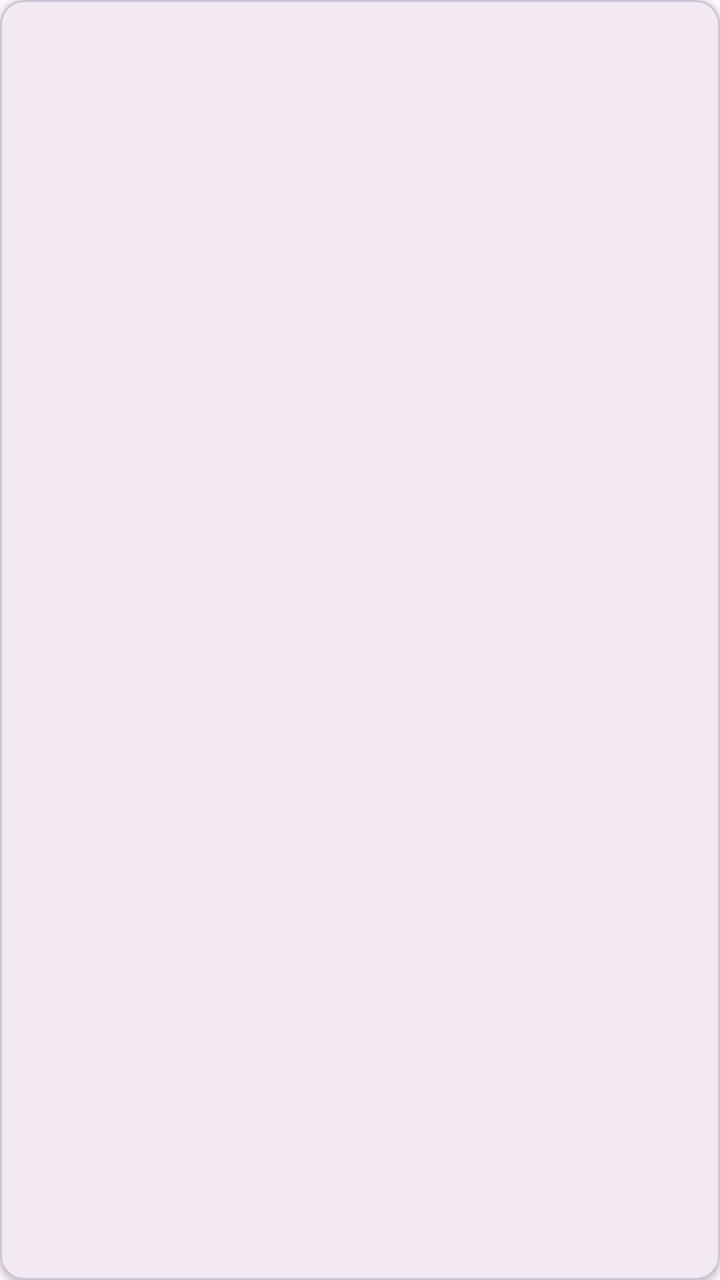
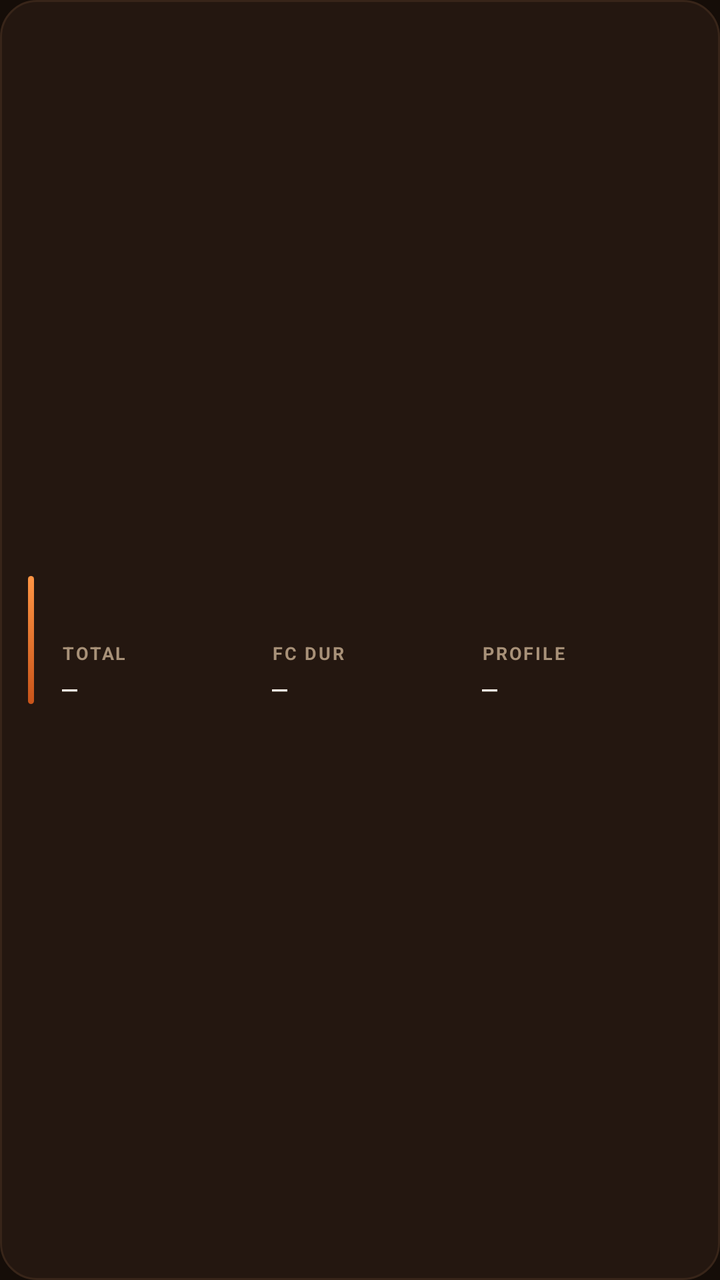

Before-and-after screenshots of an Android layout around one commit, followed by the original layout XML and the change that was made.
<!-- AndroidManifest.xml: application theme Theme.RoastCompanion -->
<!-- res/layout/item_roast_session.xml -->
<?xml version="1.0" encoding="utf-8"?>
<com.google.android.material.card.MaterialCardView
    xmlns:android="http://schemas.android.com/apk/res/android"
    xmlns:app="http://schemas.android.com/apk/res-auto"
    android:layout_width="match_parent"
    android:layout_height="wrap_content"
    android:layout_marginHorizontal="16dp"
    android:layout_marginVertical="6dp"
    app:cardCornerRadius="@dimen/card_corner_radius"
    app:cardElevation="@dimen/card_elevation">

    <LinearLayout
        android:layout_width="match_parent"
        android:layout_height="wrap_content"
        android:orientation="vertical"
        android:padding="16dp">

        <LinearLayout
            android:layout_width="match_parent"
            android:layout_height="wrap_content"
            android:orientation="horizontal">

            <TextView
                android:id="@+id/tv_date"
                android:layout_width="0dp"
                android:layout_height="wrap_content"
                android:layout_weight="1"
                android:textAppearance="?attr/textAppearanceTitleSmall" />

            <TextView
                android:id="@+id/tv_duration"
                android:layout_width="wrap_content"
                android:layout_height="wrap_content"
                android:textAppearance="?attr/textAppearanceLabelMedium"
                android:textColor="?attr/colorPrimary" />

        </LinearLayout>

        <LinearLayout
            android:layout_width="match_parent"
            android:layout_height="wrap_content"
            android:orientation="horizontal"
            android:layout_marginTop="6dp">

            <TextView
                android:id="@+id/tv_fc_time"
                android:layout_width="0dp"
                android:layout_height="wrap_content"
                android:layout_weight="1"
                android:textAppearance="?attr/textAppearanceBodySmall"
                android:textColor="?attr/colorOnSurfaceVariant" />

            <TextView
                android:id="@+id/tv_sc_badge"
                android:layout_width="wrap_content"
                android:layout_height="wrap_content"
                android:text="2C"
                android:textAppearance="?attr/textAppearanceLabelSmall"
                android:textColor="@color/white"
                android:background="@color/deep_orange_700"
                android:paddingHorizontal="6dp"
                android:paddingVertical="2dp"
                android:visibility="gone" />

        </LinearLayout>

    </LinearLayout>

</com.google.android.material.card.MaterialCardView>
<!-- resources referenced by this layout -->
<resources>
  <color name="deep_orange_700">#E64A19</color>
  <color name="white">#FFFFFF</color>
  <dimen name="card_corner_radius">12dp</dimen>
  <dimen name="card_elevation">2dp</dimen>
  <style name="Theme.RoastCompanion" parent="Theme.Material3.DayNight.NoActionBar">
          <item name="colorPrimary">@color/brown_700</item>
          <item name="colorOnPrimary">@color/white</item>
          <item name="colorPrimaryContainer">@color/brown_100</item>
          <item name="colorOnPrimaryContainer">@color/brown_900</item>
          <item name="colorSecondary">@color/amber_600</item>
          <item name="colorOnSecondary">@color/white</item>
          <item name="colorSecondaryContainer">@color/amber_100</item>
          <item name="colorTertiary">@color/deep_orange_400</item>
          <item name="colorOnTertiary">@color/white</item>
          <item name="colorTertiaryContainer">@color/deep_orange_100</item>
          <item name="android:statusBarColor">@color/brown_800</item>
      </style>
  <color name="brown_700">#5D4037</color>
  <color name="brown_100">#D7CCC8</color>
  <color name="brown_900">#3E2723</color>
  <color name="amber_600">#FB8C00</color>
  <color name="amber_100">#FFF8E1</color>
  <color name="deep_orange_400">#FF7043</color>
  <color name="deep_orange_100">#FBE9E7</color>
  <color name="brown_800">#4E342E</color>
</resources>

<!-- the commit's change to res/layout/item_roast_session.xml (unified diff, before → after) -->
@@ -1,41 +1,55 @@
 <?xml version="1.0" encoding="utf-8"?>
-<com.google.android.material.card.MaterialCardView
+<LinearLayout
     xmlns:android="http://schemas.android.com/apk/res/android"
-    xmlns:app="http://schemas.android.com/apk/res-auto"
     android:layout_width="match_parent"
     android:layout_height="wrap_content"
-    android:layout_marginHorizontal="16dp"
-    android:layout_marginVertical="6dp"
-    app:cardCornerRadius="@dimen/card_corner_radius"
-    app:cardElevation="@dimen/card_elevation">
+    android:orientation="horizontal"
+    android:gravity="center_vertical"
+    android:background="@drawable/bg_card_surface"
+    android:layout_marginHorizontal="@dimen/screen_padding"
+    android:layout_marginVertical="4dp"
+    android:padding="14dp">
+
+    
+    <View
+        android:layout_width="3dp"
+        android:layout_height="64dp"
+        android:background="@drawable/bg_amber_stripe"
+        android:layout_marginEnd="14dp" />
 
     <LinearLayout
-        android:layout_width="match_parent"
+        android:layout_width="0dp"
         android:layout_height="wrap_content"
-        android:orientation="vertical"
-        android:padding="16dp">
+        android:layout_weight="1"
+        android:orientation="vertical">
 
+        
         <LinearLayout
             android:layout_width="match_parent"
             android:layout_height="wrap_content"
-            android:orientation="horizontal">
+            android:orientation="horizontal"
+            android:gravity="center_vertical">
+
+            <TextView
+                android:id="@+id/tv_name"
+                android:layout_width="0dp"
+                android:layout_height="wrap_content"
+                android:layout_weight="1"
+                android:textColor="@color/lab_text"
+                android:textSize="14sp"
+                android:textStyle="bold"
+                android:maxLines="1"
+                android:ellipsize="end" />
 
             <TextView
                 android:id="@+id/tv_date"
-                android:layout_width="0dp"
-                android:layout_height="wrap_content"
-                android:layout_weight="1"
-                android:textAppearance="?attr/textAppearanceTitleSmall" />
-
-            <TextView
-                android:id="@+id/tv_duration"
                 android:layout_width="wrap_content"
                 android:layout_height="wrap_content"
-                android:textAppearance="?attr/textAppearanceLabelMedium"
-                android:textColor="?attr/colorPrimary" />
-
+                android:textColor="@color/lab_text_dim"
+                android:textSize="10sp" />
         </LinearLayout>
 
+        
         <LinearLayout
             android:layout_width="match_parent"
             android:layout_height="wrap_content"
@@ -43,27 +57,128 @@
             android:layout_marginTop="6dp">
 
             <TextView
-                android:id="@+id/tv_fc_time"
+                android:id="@+id/tag_fc"
+                android:layout_width="wrap_content"
+                android:layout_height="wrap_content"
+                android:background="@drawable/bg_tag_fc"
+                android:textColor="@color/lab_amber"
+                android:textSize="9sp"
+                android:textStyle="bold"
+                android:letterSpacing="0.08"
+                android:paddingHorizontal="7dp"
+                android:paddingVertical="2dp"
+                android:layout_marginEnd="6dp"
+                android:visibility="gone" />
+
+            <TextView
+                android:id="@+id/tag_sc"
+                android:layout_width="wrap_content"
+                android:layout_height="wrap_content"
+                android:background="@drawable/bg_tag_sc"
+                android:textColor="@color/lab_red"
+                android:textSize="9sp"
+                android:textStyle="bold"
+                android:letterSpacing="0.08"
+                android:paddingHorizontal="7dp"
+                android:paddingVertical="2dp"
+                android:layout_marginEnd="6dp"
+                android:visibility="gone" />
+
+            <TextView
+                android:id="@+id/tag_cool"
+                android:layout_width="wrap_content"
+                android:layout_height="wrap_content"
+                android:background="@drawable/bg_tag_cool"
+                android:textColor="@color/lab_mint"
+                android:textSize="9sp"
+                android:textStyle="bold"
+                android:letterSpacing="0.08"
+                android:paddingHorizontal="7dp"
+                android:paddingVertical="2dp"
+                android:visibility="gone" />
+        </LinearLayout>
+
+        
+        <LinearLayout
+            android:layout_width="match_parent"
+            android:layout_height="wrap_content"
+            android:orientation="horizontal"
+            android:layout_marginTop="8dp">
+
+            <LinearLayout
                 android:layout_width="0dp"
                 android:layout_height="wrap_content"
                 android:layout_weight="1"
-                android:textAppearance="?attr/textAppearanceBodySmall"
-                android:textColor="?attr/colorOnSurfaceVariant" />
+                android:orientation="vertical">
+                <TextView
+                    android:layout_width="wrap_content"
+                    android:layout_height="wrap_content"
+                    android:text="TOTAL"
+                    android:textColor="@color/lab_text_muted"
+                    android:textSize="9sp"
+                    android:textStyle="bold"
+                    android:letterSpacing="0.1" />
+                <TextView
+                    android:id="@+id/tv_total"
+                    android:layout_width="wrap_content"
+                    android:layout_height="wrap_content"
+                    android:text="—"
+                    android:textColor="@color/lab_text"
+                    android:textSize="13sp"
+                    android:fontFamily="monospace"
+                    android:layout_marginTop="2dp" />
+            </LinearLayout>
 
-            <TextView
-                android:id="@+id/tv_sc_badge"
-                android:layout_width="wrap_content"
+            <LinearLayout
+                android:layout_width="0dp"
                 android:layout_height="wrap_content"
-                android:text="2C"
-                android:textAppearance="?attr/textAppearanceLabelSmall"
-                android:textColor="@color/white"
-                android:background="@color/deep_orange_700"
-                android:paddingHorizontal="6dp"
-                android:paddingVertical="2dp"
-                android:visibility="gone" />
+                android:layout_weight="1"
+                android:orientation="vertical">
+                <TextView
+                    android:layout_width="wrap_content"
+                    android:layout_height="wrap_content"
+                    android:text="FC DUR"
+                    android:textColor="@color/lab_text_muted"
+                    android:textSize="9sp"
+                    android:textStyle="bold"
+                    android:letterSpacing="0.1" />
+                <TextView
+                    android:id="@+id/tv_fc_dur"
+                    android:layout_width="wrap_content"
+                    android:layout_height="wrap_content"
+                    android:text="—"
+                    android:textColor="@color/lab_text"
+                    android:textSize="13sp"
+                    android:fontFamily="monospace"
+                    android:layout_marginTop="2dp" />
+            </LinearLayout>
 
+            <LinearLayout
+                android:layout_width="0dp"
+                android:layout_height="wrap_content"
+                android:layout_weight="1"
+                android:orientation="vertical">
+                <TextView
+                    android:layout_width="wrap_content"
+                    android:layout_height="wrap_content"
+                    android:text="PROFILE"
+                    android:textColor="@color/lab_text_muted"
+                    android:textSize="9sp"
+                    android:textStyle="bold"
+                    android:letterSpacing="0.1" />
+                <TextView
+                    android:id="@+id/tv_profile"
+                    android:layout_width="wrap_content"
+                    android:layout_height="wrap_content"
+                    android:text="—"
+                    android:textColor="@color/lab_text"
+                    android:textSize="13sp"
+                    android:fontFamily="monospace"
+                    android:maxLines="1"
+                    android:ellipsize="end"
+                    android:layout_marginTop="2dp" />
+            </LinearLayout>
         </LinearLayout>
-
     </LinearLayout>
 
-</com.google.android.material.card.MaterialCardView>
+</LinearLayout>
<!-- resource entries referenced after the edit -->
@@ -1,29 +1,100 @@
 <!-- resources referenced by this layout -->
 <resources>
-  <color name="deep_orange_700">#E64A19</color>
-  <color name="white">#FFFFFF</color>
-  <dimen name="card_corner_radius">12dp</dimen>
-  <dimen name="card_elevation">2dp</dimen>
-  <style name="Theme.RoastCompanion" parent="Theme.Material3.DayNight.NoActionBar">
-          <item name="colorPrimary">@color/brown_700</item>
-          <item name="colorOnPrimary">@color/white</item>
-          <item name="colorPrimaryContainer">@color/brown_100</item>
-          <item name="colorOnPrimaryContainer">@color/brown_900</item>
-          <item name="colorSecondary">@color/amber_600</item>
-          <item name="colorOnSecondary">@color/white</item>
-          <item name="colorSecondaryContainer">@color/amber_100</item>
-          <item name="colorTertiary">@color/deep_orange_400</item>
-          <item name="colorOnTertiary">@color/white</item>
-          <item name="colorTertiaryContainer">@color/deep_orange_100</item>
-          <item name="android:statusBarColor">@color/brown_800</item>
+  <color name="lab_amber">#FF9544</color>
+  <color name="lab_mint">#58FFA9</color>
+  <color name="lab_red">#E84A3A</color>
+  <color name="lab_text">#FBF4E8</color>
+  <color name="lab_text_dim">#7A5B40</color>
+  <color name="lab_text_muted">#A89178</color>
+  <dimen name="screen_padding">20dp</dimen>
+  <!-- drawable bg_amber_stripe (drawable) -->
+  <?xml version="1.0" encoding="utf-8"?>
+  <shape xmlns:android="http://schemas.android.com/apk/res/android"
+      android:shape="rectangle">
+      <gradient
+          android:angle="270"
+          android:startColor="@color/lab_amber"
+          android:endColor="@color/lab_amber_dim"
+          android:type="linear" />
+      <corners android:radius="2dp" />
+  </shape>
+  <!-- drawable bg_card_surface (drawable) -->
+  <?xml version="1.0" encoding="utf-8"?>
+  <shape xmlns:android="http://schemas.android.com/apk/res/android"
+      android:shape="rectangle">
+      <solid android:color="@color/lab_surface" />
+      <stroke android:width="1dp" android:color="@color/lab_border" />
+      <corners android:radius="@dimen/card_corner_radius" />
+  </shape>
+  <!-- drawable bg_tag_cool (drawable) -->
+  <?xml version="1.0" encoding="utf-8"?>
+  <shape xmlns:android="http://schemas.android.com/apk/res/android"
+      android:shape="rectangle">
+      <solid android:color="#1A58FFA9" />
+      <corners android:radius="6dp" />
+  </shape>
+  <!-- drawable bg_tag_fc (drawable) -->
+  <?xml version="1.0" encoding="utf-8"?>
+  <shape xmlns:android="http://schemas.android.com/apk/res/android"
+      android:shape="rectangle">
+      <solid android:color="#1FFF9544" />
+      <corners android:radius="6dp" />
+  </shape>
+  <!-- drawable bg_tag_sc (drawable) -->
+  <?xml version="1.0" encoding="utf-8"?>
+  <shape xmlns:android="http://schemas.android.com/apk/res/android"
+      android:shape="rectangle">
+      <solid android:color="#1FE84A3A" />
+      <corners android:radius="6dp" />
+  </shape>
+  <dimen name="card_corner_radius">18dp</dimen>
+  <color name="lab_background">#150D08</color>
+  <color name="md_light_primary_container">#5A3000</color>
+  <color name="md_light_on_primary_container">#FFDDB3</color>
+  <color name="md_light_secondary">#FFCC80</color>
+  <color name="md_light_on_secondary">#3E2000</color>
+  <color name="md_light_tertiary_container">#7A2800</color>
+  <color name="md_light_on_tertiary_container">#FFDBCF</color>
+  <style name="Widget.RoastCompanion.Slider" parent="Widget.Material3.Slider">
+          <item name="trackColorActive">@color/lab_amber</item>
+          <item name="trackColorInactive">@color/lab_border</item>
+          <item name="thumbColor">@color/lab_amber</item>
+          <item name="haloColor">#33FF9544</item>
+          <item name="tickColor">@android:color/transparent</item>
+          <item name="tickVisible">false</item>
+          <item name="trackHeight">4dp</item>
       </style>
-  <color name="brown_700">#5D4037</color>
-  <color name="brown_100">#D7CCC8</color>
-  <color name="brown_900">#3E2723</color>
-  <color name="amber_600">#FB8C00</color>
-  <color name="amber_100">#FFF8E1</color>
-  <color name="deep_orange_400">#FF7043</color>
-  <color name="deep_orange_100">#FBE9E7</color>
-  <color name="brown_800">#4E342E</color>
+  <style name="Theme.RoastCompanion" parent="Theme.Material3.Dark.NoActionBar">
+          <item name="colorPrimary">@color/lab_amber</item>
+          <item name="colorOnPrimary">@color/lab_background</item>
+          <item name="colorPrimaryContainer">@color/md_light_primary_container</item>
+          <item name="colorOnPrimaryContainer">@color/md_light_on_primary_container</item>
+  
+          <item name="colorSecondary">@color/md_light_secondary</item>
+          <item name="colorOnSecondary">@color/md_light_on_secondary</item>
+          <item name="colorSecondaryContainer">@color/lab_surface</item>
+          <item name="colorOnSecondaryContainer">@color/lab_text</item>
+  
+          <item name="colorTertiary">@color/lab_red</item>
+          <item name="colorOnTertiary">@color/lab_text</item>
+          <item name="colorTertiaryContainer">@color/md_light_tertiary_container</item>
+          <item name="colorOnTertiaryContainer">@color/md_light_on_tertiary_container</item>
+  
+          <item name="android:colorBackground">@color/lab_background</item>
+          <item name="colorSurface">@color/lab_surface</item>
+          <item name="colorSurfaceVariant">@color/lab_border</item>
+          <item name="colorOnSurface">@color/lab_text</item>
+          <item name="colorOnSurfaceVariant">@color/lab_text_muted</item>
+  
+          <item name="android:statusBarColor">@color/lab_background</item>
+          <item name="android:navigationBarColor">@color/lab_background</item>
+          <item name="android:windowLightStatusBar">false</item>
+  
+          
+          <item name="sliderStyle">@style/Widget.RoastCompanion.Slider</item>
+      </style>
+  <color name="lab_amber_dim">#C8541A</color>
+  <color name="lab_surface">#241710</color>
+  <color name="lab_border">#382519</color>
 </resources>
 
